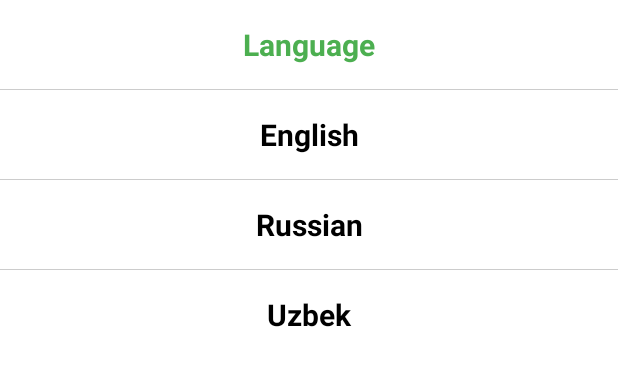
After one commit to AbubakirKhakimov/Product-controller, an Android app: the layout fragment_change_language.xml on its own in the app's theme, with its tools: preview values and no code run, on a phone screen of 412 x 824 dp. The commit adds this screen. Shown: the top 366 px of the screen. Run offline under Robolectric (Android 15) with nearby library versions, the phone set to English and light mode, and no system bars.

Commit message:
05.05.2022

```diff
--- a/app/build.gradle
+++ b/app/build.gradle
@@ -43,6 +43,7 @@ dependencies {
     implementation 'androidx.navigation:navigation-fragment-ktx:2.4.2'
     implementation 'androidx.navigation:navigation-ui-ktx:2.4.2'
     implementation 'androidx.legacy:legacy-support-v4:1.0.0'
+    implementation 'androidx.test:core-ktx:1.4.0'
     testImplementation 'junit:junit:4.13.2'
     androidTestImplementation 'androidx.test.ext:junit:1.1.3'
     androidTestImplementation 'androidx.test.espresso:espresso-core:3.4.0'
--- a/app/src/main/java/uz/dev_abubakir_khakimov/product_controller/fragments/ScannerFragment.kt
+++ b/app/src/main/java/uz/dev_abubakir_khakimov/product_controller/fragments/ScannerFragment.kt
@@ -17,6 +17,7 @@ import androidx.navigation.fragment.findNavController
 import com.google.android.material.snackbar.Snackbar
 import me.dm7.barcodescanner.zbar.Result
 import me.dm7.barcodescanner.zbar.ZBarScannerView
+import uz.dev_abubakir_khakimov.product_controller.R
 import uz.dev_abubakir_khakimov.product_controller.databinding.FragmentScannerBinding
 import uz.dev_abubakir_khakimov.product_controller.models.MainViewModel
 import uz.dev_abubakir_khakimov.product_controller.models.Product
@@ -63,7 +64,7 @@ class ScannerFragment : Fragment(), ZBarScannerView.ResultHandler {
             vibrate()
 
             if (it == null){
-                showSnackBar("No product found with this barcode!", null)
+                showSnackBar(getString(R.string.no_product_found_this_barcode), null)
             }else{
                 showSnackBar(it.name, it)
             }
@@ -74,7 +75,7 @@ class ScannerFragment : Fragment(), ZBarScannerView.ResultHandler {
         snackBar = Snackbar.make(binding.root, message, Snackbar.LENGTH_INDEFINITE)
 
         if (product != null){
-            snackBar!!.setAction("View"){
+            snackBar!!.setAction(getString(R.string.view)){
                 MoreInfoFragment.newInstance(product).show(childFragmentManager, "tag")
             }
         }
--- /dev/null
+++ b/app/src/main/res/layout/fragment_change_language.xml
@@ -0,0 +1,71 @@
+<?xml version="1.0" encoding="utf-8"?>
+<LinearLayout xmlns:android="http://schemas.android.com/apk/res/android"
+    xmlns:tools="http://schemas.android.com/tools"
+    android:layout_width="match_parent"
+    android:layout_height="match_parent"
+    android:orientation="vertical"
+    tools:context=".fragments.ChangeLanguageFragment">
+
+    <TextView
+        android:layout_width="match_parent"
+        android:layout_height="wrap_content"
+        android:gravity="center"
+        android:paddingTop="16dp"
+        android:paddingBottom="16dp"
+        android:text="@string/languagesListName"
+        android:textColor="#4CAF50"
+        android:textSize="20sp"
+        android:textStyle="bold" />
+
+    <View
+        android:layout_width="match_parent"
+        android:layout_height="0.5dp"
+        android:background="#CCCCCC" />
+
+    <TextView
+        android:id="@+id/english"
+        android:layout_width="match_parent"
+        android:layout_height="wrap_content"
+        android:gravity="center"
+        android:paddingTop="16dp"
+        android:paddingBottom="16dp"
+        android:text="@string/englishLanguage"
+        android:textColor="@color/black"
+        android:textSize="20sp"
+        android:textStyle="bold" />
+
+    <View
+        android:layout_width="match_parent"
+        android:layout_height="0.5dp"
+        android:background="#CCCCCC" />
+
+    <TextView
+        android:id="@+id/russian"
+        android:layout_width="match_parent"
+        android:layout_height="wrap_content"
+        android:gravity="center"
+        android:paddingTop="16dp"
+        android:paddingBottom="16dp"
+        android:text="@string/russianLanguage"
+        android:textColor="@color/black"
+        android:textSize="20sp"
+        android:textStyle="bold" />
+
+    <View
+        android:layout_width="match_parent"
+        android:layout_height="0.5dp"
+        android:background="#CCCCCC" />
+
+    <TextView
+        android:id="@+id/uzbek"
+        android:layout_width="match_parent"
+        android:layout_height="wrap_content"
+        android:gravity="center"
+        android:paddingTop="16dp"
+        android:paddingBottom="16dp"
+        android:text="@string/uzbekLanguage"
+        android:textColor="@color/black"
+        android:textSize="20sp"
+        android:textStyle="bold" />
+
+</LinearLayout>
--- a/app/src/main/res/layout/fragment_more_info.xml
+++ b/app/src/main/res/layout/fragment_more_info.xml
@@ -26,9 +26,11 @@
             android:layout_width="0dp"
             android:layout_weight="1"
             android:layout_height="wrap_content"
-            android:text="Product info"
+            android:text="@string/product_info"
             android:textColor="@color/white"
             android:textSize="20sp"
+            android:maxLines="1"
+            android:ellipsize="end"
             android:layout_marginStart="16dp"/>
 
         <ImageView
--- a/app/src/main/res/layout/fragment_scanner.xml
+++ b/app/src/main/res/layout/fragment_scanner.xml
@@ -27,7 +27,7 @@
             android:layout_height="wrap_content"
             android:layout_marginStart="16dp"
             android:layout_weight="1"
-            android:text="Scanner"
+            android:text="@string/scanner"
             android:textColor="@color/white"
             android:textSize="20sp" />
 
--- a/app/src/main/res/menu/drawer_menu.xml
+++ b/app/src/main/res/menu/drawer_menu.xml
@@ -18,6 +18,11 @@
             android:icon="@drawable/move_files"
             android:title="@string/export_excel" />
 
+        <item
+            android:id="@+id/change_language"
+            android:icon="@drawable/ic_baseline_language_24"
+            android:title="@string/change_language" />
+
     </group>
 
 </menu>
--- /dev/null
+++ b/app/src/main/res/xml/provider_paths.xml
@@ -0,0 +1,4 @@
+<?xml version="1.0" encoding="utf-8"?>
+<paths xmlns:android="http://schemas.android.com/apk/res/android">
+    <external-path name="external_files" path="."/>
+</paths>
```
Also changed, not shown: app/src/main/AndroidManifest.xml (+11 -1 lines), app/src/main/java/uz/dev_abubakir_khakimov/product_controller/fragments/AddProductFragment.kt (+4 -4 lines), app/src/main/java/uz/dev_abubakir_khakimov/product_controller/fragments/ChangeLanguageFragment.kt (added, +54 -0 lines), app/src/main/java/uz/dev_abubakir_khakimov/product_controller/fragments/HomeFragment.kt (+34 -22 lines), app/src/main/java/uz/dev_abubakir_khakimov/product_controller/fragments/MoreInfoFragment.kt (+9 -9 lines), app/src/main/java/uz/dev_abubakir_khakimov/product_controller/utils/ExcelManager.kt (+20 -12 lines), app/src/main/java/uz/dev_abubakir_khakimov/product_controller/utils/MediaSaveManager.kt (+21 -11 lines), app/src/main/res/drawable/ic_baseline_language_24.xml (added, +10 -0 lines), app/src/main/res/layout/fragment_add_product.xml (+10 -10 lines), app/src/main/res/values/strings.xml (+22 -2 lines), 2 other files.
